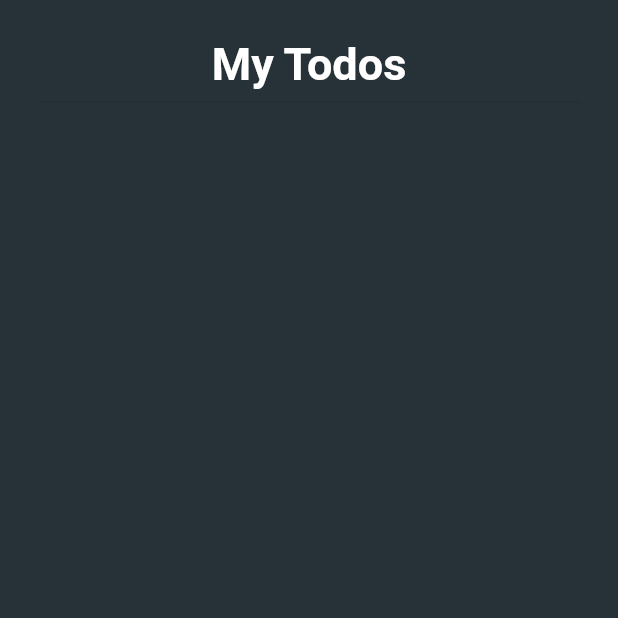
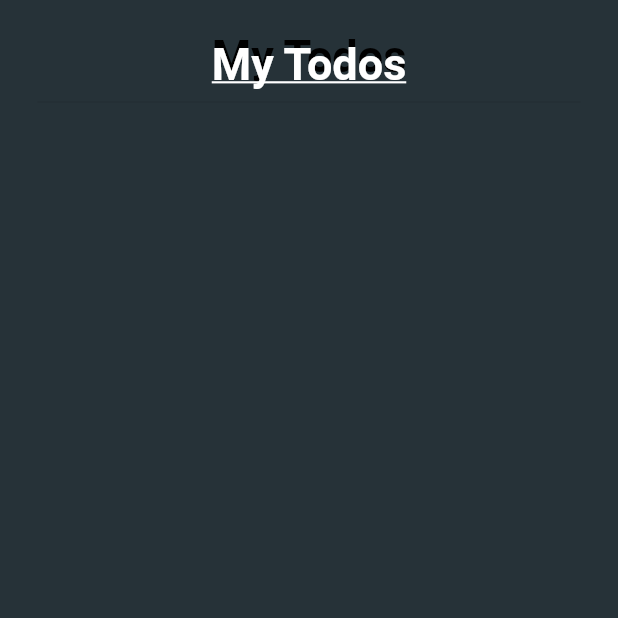
Before and after one commit to zyqhpz/todo_firebase, a Flutter app: the screen it shows after launch, on a phone screen of 412 x 824 dp, the top half of it. Run offline on Flutter 3.47's test engine with Material 2 defaults, Android fonts, the phone set to English and light mode, and no system bars; our stand-ins replace cloud_firestore, firebase_core; accounts and stored records are empty.

Commit message:
add underline in My Todos text

```diff
--- a/lib/main.dart
+++ b/lib/main.dart
@@ -38,7 +38,7 @@ class MyApp extends StatelessWidget {
           }
           return MaterialApp(
             debugShowCheckedModeBanner: false,
-            title: 'Flutter Demo',
+            title: 'My Todos',
             theme: ThemeData(
               primarySwatch: Colors.blue,
               scaffoldBackgroundColor: Colors.blueGrey[900],
--- a/lib/todos.dart
+++ b/lib/todos.dart
@@ -37,9 +37,17 @@ class _TodoListState extends State<TodoList> {
                   Text(
                     'My Todos',
                     style: TextStyle(
-                        fontSize: 30,
-                        fontWeight: FontWeight.bold,
-                        color: Colors.white),
+                      fontSize: 30,
+                      fontWeight: FontWeight.bold,
+                      color: Colors.white,
+                      shadows: [
+                        Shadow(color: Colors.black, offset: Offset(0, -5))
+                      ],
+                      decoration: TextDecoration.underline,
+                      decorationColor: Colors.white,
+                      decorationThickness: 1,
+                      decorationStyle: TextDecorationStyle.solid,
+                    ),
                   ),
                   Divider(),
                   SizedBox(height: 25),
```
